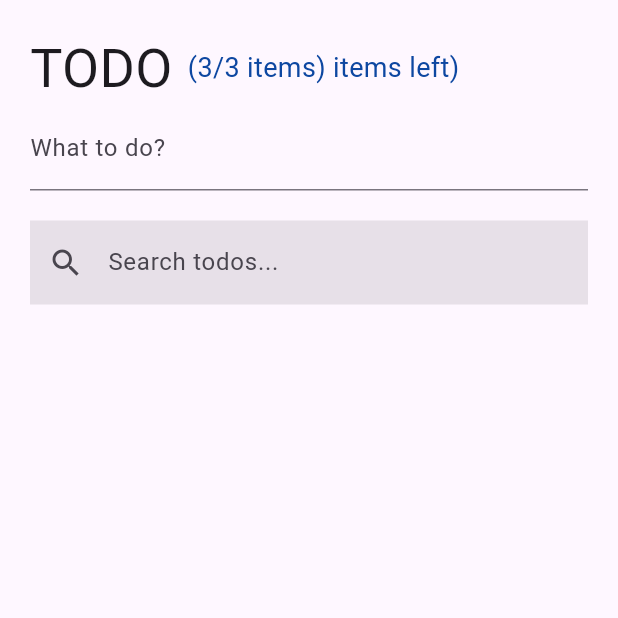
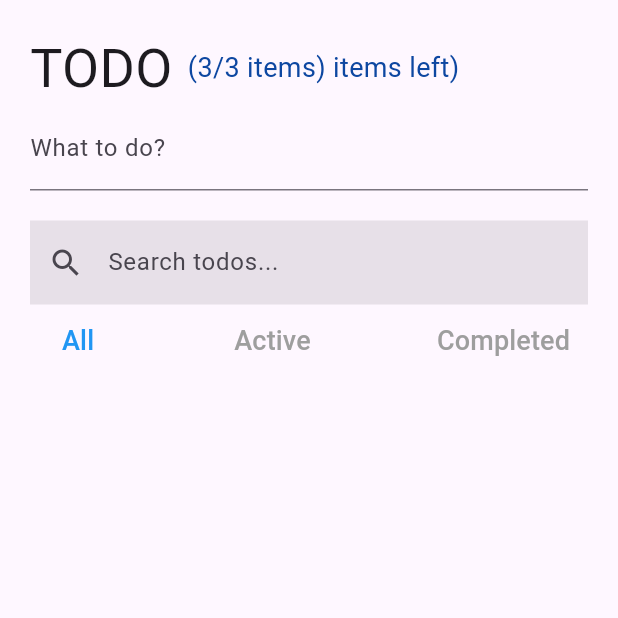
Before and after one commit to Bullets-jyr/todo_riverpod_sync, a Flutter app: the screen it shows after launch, on a phone screen of 412 x 824 dp, the top half of it. Run offline on Flutter 3.47's test engine with Material 3 defaults, Android fonts, the phone set to English and light mode, and no system bars; our stand-ins replace flutter_riverpod, freezed_annotation, riverpod_annotation; generated files the repository leaves out were written again.

Commit message:
107. FilterTodo widget

```diff
--- a/lib/pages/todos_page.dart
+++ b/lib/pages/todos_page.dart
@@ -1,4 +1,5 @@
 import 'package:flutter/material.dart';
+import 'package:todo_riverpod_sync/pages/widgets/filter_todo.dart';
 import 'package:todo_riverpod_sync/pages/widgets/search_todo.dart';
 
 import 'widgets/new_todo.dart';
@@ -19,6 +20,7 @@ class TodosPage extends StatelessWidget {
               NewTodo(),
               SizedBox(height: 20),
               SearchTodo(),
+              FilterTodo(),
             ],
           ),
         ),
--- /dev/null
+++ b/lib/pages/widgets/filter_todo.dart
@@ -0,0 +1,52 @@
+import 'package:flutter/material.dart';
+import 'package:flutter_riverpod/flutter_riverpod.dart';
+import 'package:todo_riverpod_sync/pages/providers/todo_filter/todo_filter_provider.dart';
+
+import '../../models/todo_model.dart';
+
+class FilterTodo extends StatelessWidget {
+  const FilterTodo({super.key});
+
+  @override
+  Widget build(BuildContext context) {
+    return const Row(
+      mainAxisAlignment: MainAxisAlignment.spaceBetween,
+      children: [
+        FilterButton(filter: Filter.all),
+        FilterButton(filter: Filter.active),
+        FilterButton(filter: Filter.completed),
+      ],
+    );
+  }
+}
+
+class FilterButton extends ConsumerWidget {
+  final Filter filter;
+
+  const FilterButton({
+    super.key,
+    required this.filter,
+  });
+
+  @override
+  Widget build(BuildContext context, WidgetRef ref) {
+    final currentFilter = ref.watch(todoFilterProvider);
+
+    return TextButton(
+      onPressed: () {
+        ref.read(todoFilterProvider.notifier).changeFilter(filter);
+      },
+      child: Text(
+        filter == Filter.all
+            ? 'All'
+            : filter == Filter.active
+                ? 'Active'
+                : 'Completed',
+        style: TextStyle(
+          fontSize: 18.0,
+          color: currentFilter == filter ? Colors.blue : Colors.grey,
+        ),
+      ),
+    );
+  }
+}
```
